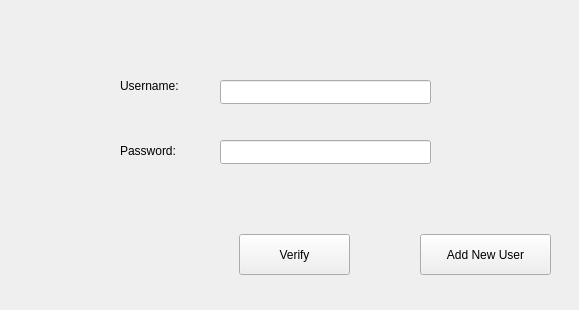
Qt form PYQt5Layouts/loginpage.ui (georgerahul24/MagicForElsa) before a commit.
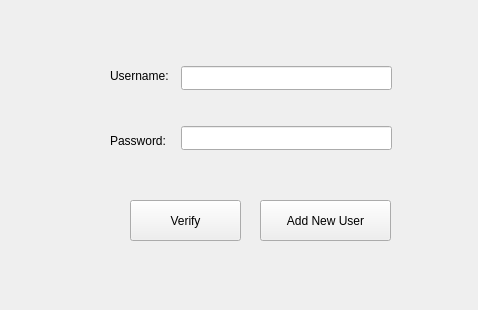
The same form after that commit.

Diff of the .ui file:
```diff
--- a/PYQt5Layouts/loginpage.ui
+++ b/PYQt5Layouts/loginpage.ui
@@ -6,7 +6,7 @@
    <rect>
     <x>0</x>
     <y>0</y>
-    <width>579</width>
+    <width>478</width>
     <height>310</height>
    </rect>
   </property>
@@ -18,7 +18,7 @@
     <rect>
      <x>10</x>
      <y>10</y>
-     <width>561</width>
+     <width>461</width>
      <height>291</height>
     </rect>
    </property>
@@ -26,8 +26,8 @@
     <widget class="QPushButton" name="addNewUserButton">
      <property name="geometry">
       <rect>
-       <x>410</x>
-       <y>224</y>
+       <x>250</x>
+       <y>190</y>
        <width>131</width>
        <height>41</height>
       </rect>
@@ -39,8 +39,8 @@
     <widget class="QPushButton" name="verifyUserButton">
      <property name="geometry">
       <rect>
-       <x>229</x>
-       <y>224</y>
+       <x>120</x>
+       <y>190</y>
        <width>111</width>
        <height>41</height>
       </rect>
@@ -52,9 +52,9 @@
     <widget class="QLabel" name="usernameLabel">
      <property name="geometry">
       <rect>
-       <x>110</x>
-       <y>50</y>
-       <width>101</width>
+       <x>100</x>
+       <y>40</y>
+       <width>61</width>
        <height>51</height>
       </rect>
      </property>
@@ -65,8 +65,8 @@
     <widget class="QLineEdit" name="usernameEntry">
      <property name="geometry">
       <rect>
-       <x>210</x>
-       <y>70</y>
+       <x>171</x>
+       <y>56</y>
        <width>211</width>
        <height>24</height>
       </rect>
@@ -75,9 +75,9 @@
     <widget class="QLabel" name="passwordLabel">
      <property name="geometry">
       <rect>
-       <x>110</x>
-       <y>120</y>
-       <width>101</width>
+       <x>100</x>
+       <y>110</y>
+       <width>61</width>
        <height>41</height>
       </rect>
      </property>
@@ -88,8 +88,8 @@
     <widget class="QLineEdit" name="passwordEntry">
      <property name="geometry">
       <rect>
-       <x>210</x>
-       <y>130</y>
+       <x>171</x>
+       <y>116</y>
        <width>211</width>
        <height>24</height>
       </rect>
```
Left out of the diff: 21 changed lines with no effect on the pictures.
